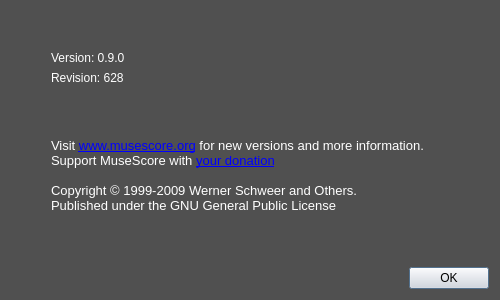
musescore/musescore-old, file mscore/mscore/aboutbox.ui: the form before one commit.
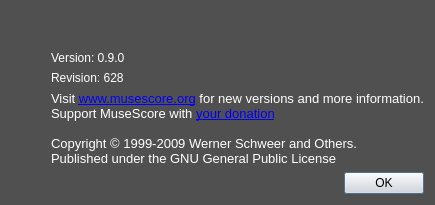
The form after the commit. Icons and pictures are not drawn.

The edit to the form file:
```diff
--- a/mscore/mscore/aboutbox.ui
+++ b/mscore/mscore/aboutbox.ui
@@ -495,6 +495,9 @@
    <bool>true</bool>
   </property>
   <layout class="QVBoxLayout">
+   <property name="sizeConstraint">
+    <enum>QLayout::SetFixedSize</enum>
+   </property>
    <item>
     <layout class="QVBoxLayout">
      <item>
```
